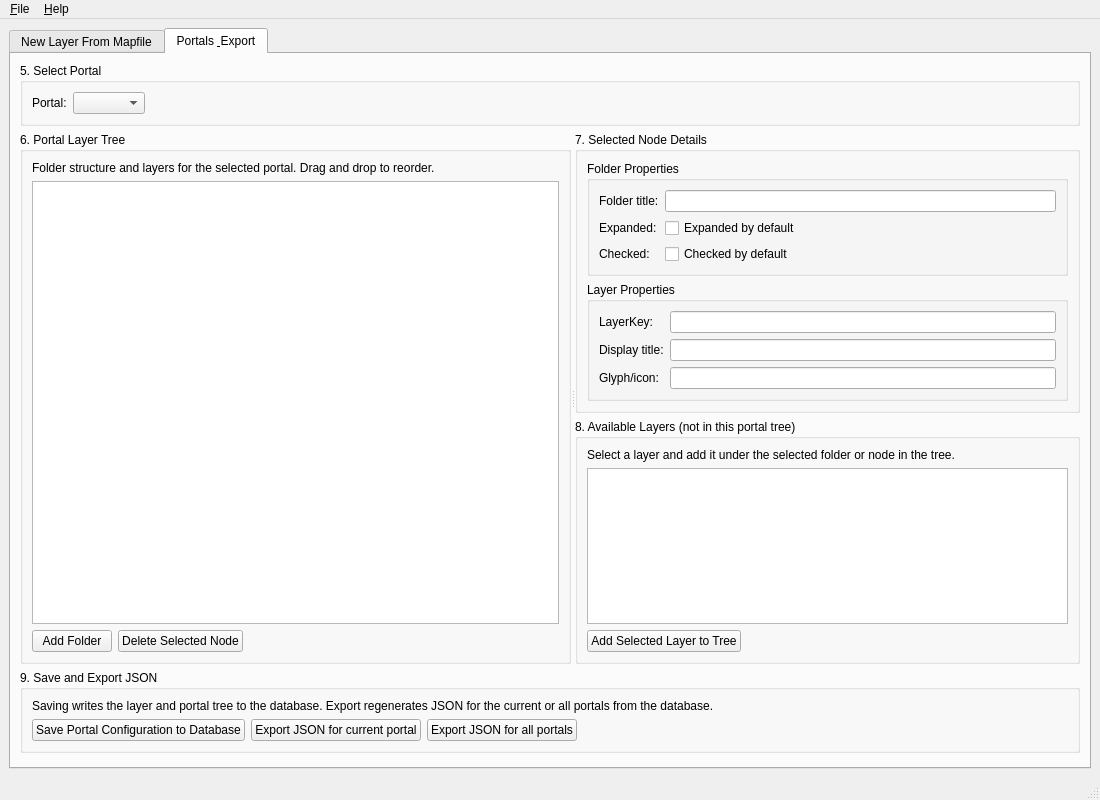
Above: tree_generator/LayerConfigNewLayerWizard.ui from select-8/LayerMaker before the change. Below: the same form after it.
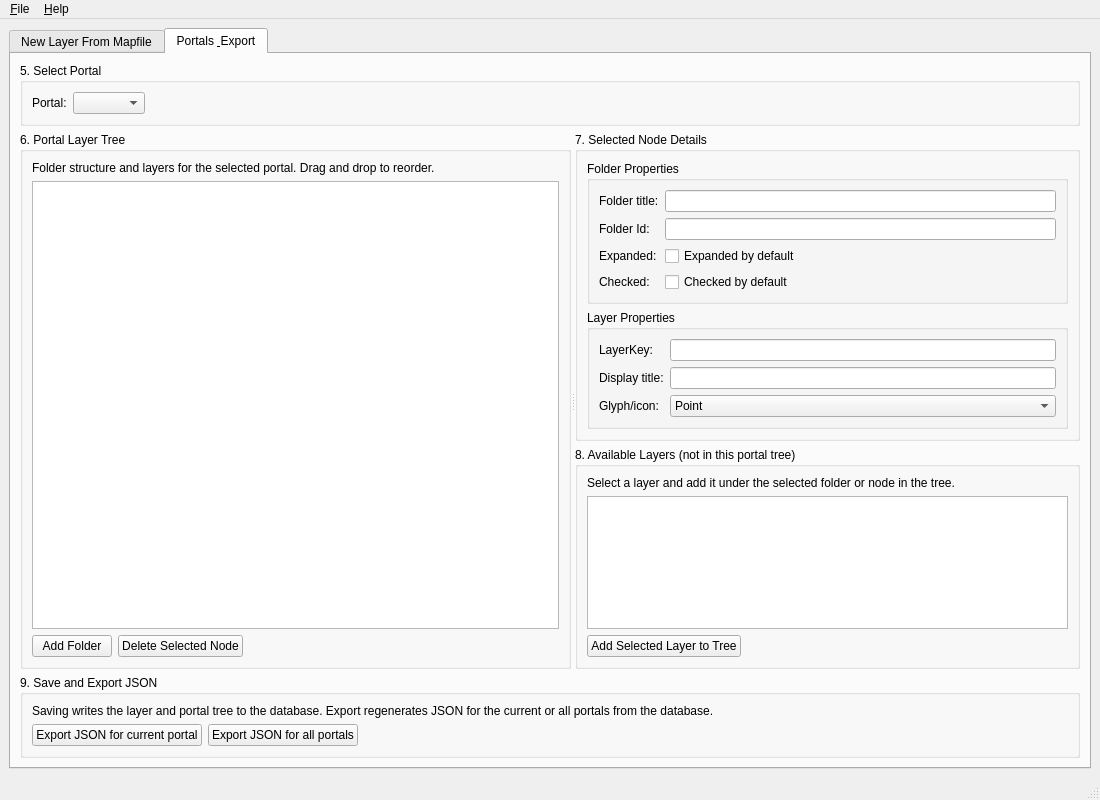
That is the form after the change. The open tabs and pages were chosen to show the change.

Commit message: complete tabs 1 and 3 - tree generator

Diff of the .ui file:
```diff
--- a/tree_generator/LayerConfigNewLayerWizard.ui
+++ b/tree_generator/LayerConfigNewLayerWizard.ui
@@ -461,34 +461,44 @@
                   <item row="0" column="1">
                    <widget class="QLineEdit" name="txtFolderTitle"/>
                   </item>
-                  <item row="1" column="0">
+                  <item row="2" column="0">
                    <widget class="QLabel" name="label_folderExpanded">
                     <property name="text">
                      <string>Expanded:</string>
                     </property>
                    </widget>
                   </item>
-                  <item row="1" column="1">
+                  <item row="2" column="1">
                    <widget class="QCheckBox" name="chkFolderExpanded">
                     <property name="text">
                      <string>Expanded by default</string>
                     </property>
                    </widget>
                   </item>
-                  <item row="2" column="0">
+                  <item row="3" column="0">
                    <widget class="QLabel" name="label_folderChecked">
                     <property name="text">
                      <string>Checked:</string>
                     </property>
                    </widget>
                   </item>
-                  <item row="2" column="1">
+                  <item row="3" column="1">
                    <widget class="QCheckBox" name="chkFolderChecked">
                     <property name="text">
                      <string>Checked by default</string>
                     </property>
                    </widget>
                   </item>
+                  <item row="1" column="1">
+                   <widget class="QLineEdit" name="txtFolderId"/>
+                  </item>
+                  <item row="1" column="0">
+                   <widget class="QLabel" name="label_folderid">
+                    <property name="text">
+                     <string>Folder Id:</string>
+                    </property>
+                   </widget>
+                  </item>
                  </layout>
                 </widget>
                </item>
@@ -530,7 +540,33 @@
                    </widget>
                   </item>
                   <item row="2" column="1">
-                   <widget class="QLineEdit" name="txtLayerGlyph"/>
+                   <widget class="QComboBox" name="cmbLayerIconType">
+                    <item>
+                     <property name="text">
+                      <string>Point</string>
+                     </property>
+                    </item>
+                    <item>
+                     <property name="text">
+                      <string>Line</string>
+                     </property>
+                    </item>
+                    <item>
+                     <property name="text">
+                      <string>Polygon</string>
+                     </property>
+                    </item>
+                    <item>
+                     <property name="text">
+                      <string>Map</string>
+                     </property>
+                    </item>
+                    <item>
+                     <property name="text">
+                      <string>Bars</string>
+                     </property>
+                    </item>
+                   </widget>
                   </item>
                  </layout>
                 </widget>
@@ -606,13 +642,6 @@
            </item>
            <item>
             <layout class="QHBoxLayout" name="horizontalLayout_exportButtons">
-             <item>
-              <widget class="QPushButton" name="btnSavePortalToDatabase">
-               <property name="text">
-                <string>Save Portal Configuration to Database</string>
-               </property>
-              </widget>
-             </item>
              <item>
               <widget class="QPushButton" name="btnExportCurrentPortalJson">
                <property name="text">
```
Left out of the diff: 22 changed lines with no effect on the pictures. Lines whose indentation alone changed are shown as unchanged. The commit also changes 3 other files.
